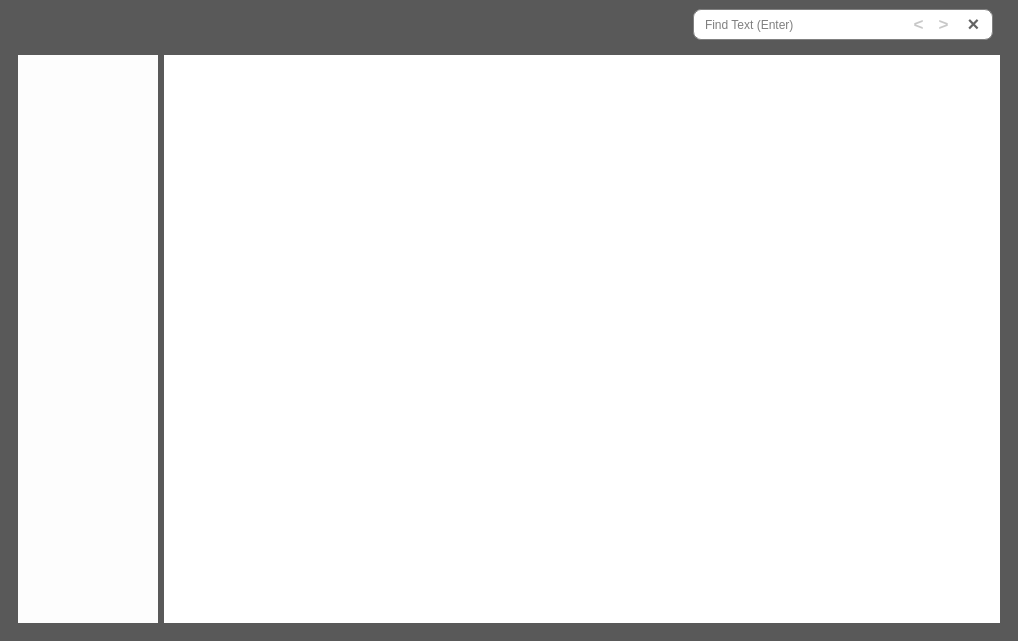
Old version of the form GUI/ui/dialog_viewer.ui in the repository dudtj5307/Packet_Parsing_Software.
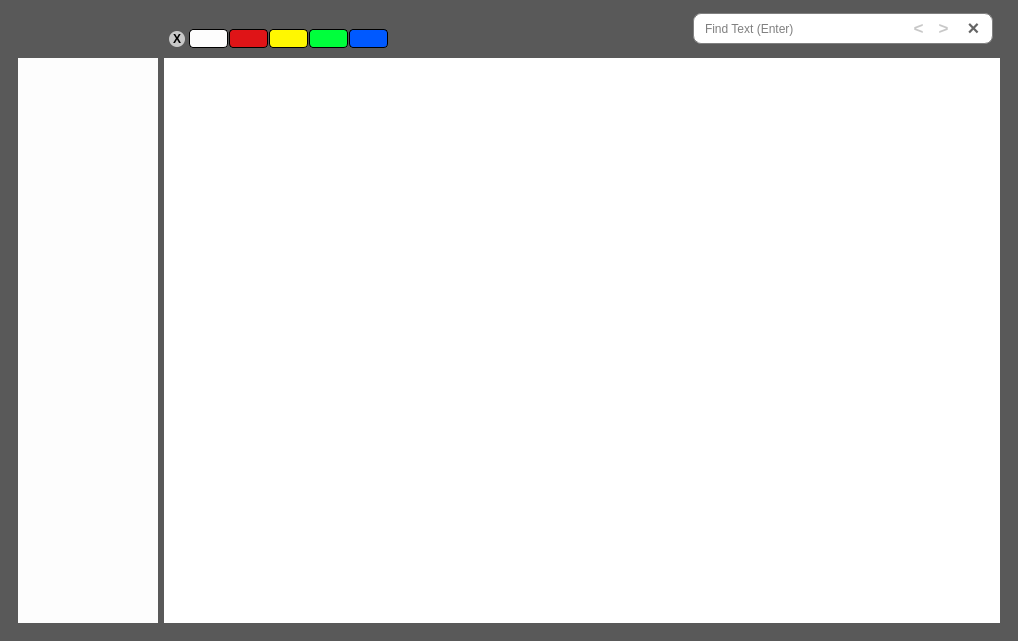
New version of the form.

Commit message: gui/viewer - func highlighting added

Patch:
```diff
--- a/GUI/ui/dialog_viewer.ui
+++ b/GUI/ui/dialog_viewer.ui
@@ -26,6 +26,12 @@
   </property>
   <widget class="QWidget" name="centralwidget">
    <layout class="QGridLayout" name="gridLayout_3">
+    <property name="bottomMargin">
+     <number>9</number>
+    </property>
+    <property name="verticalSpacing">
+     <number>0</number>
+    </property>
     <item row="0" column="2">
      <widget class="QFrame" name="frame_3">
       <property name="enabled">
@@ -305,7 +311,7 @@
     <item row="0" column="0">
      <widget class="QFrame" name="frame_2">
       <property name="enabled">
-       <bool>false</bool>
+       <bool>true</bool>
       </property>
       <property name="sizePolicy">
        <sizepolicy hsizetype="Expanding" vsizetype="Fixed">
@@ -316,18 +322,20 @@
       <property name="minimumSize">
        <size>
         <width>0</width>
-        <height>31</height>
+        <height>40</height>
        </size>
       </property>
       <property name="maximumSize">
        <size>
         <width>16777215</width>
-        <height>31</height>
+        <height>40</height>
        </size>
       </property>
       <property name="styleSheet">
-       <string notr="true">background-color: transparent;
-border: 0px;</string>
+       <string notr="true">QFrame#frame_2 {
+	background-color: transparent;
+	border: 0px
+}</string>
       </property>
       <property name="frameShape">
        <enum>QFrame::Shape::StyledPanel</enum>
@@ -335,6 +343,198 @@
       <property name="frameShadow">
        <enum>QFrame::Shadow::Raised</enum>
       </property>
+      <widget class="QPushButton" name="button_yellow">
+       <property name="enabled">
+        <bool>true</bool>
+       </property>
+       <property name="geometry">
+        <rect>
+         <x>260</x>
+         <y>20</y>
+         <width>39</width>
+         <height>19</height>
+        </rect>
+       </property>
+       <property name="styleSheet">
+        <string notr="true">QPushButton {
+    background-color: rgb(255, 247, 1);
+    border: 1px solid black;
+    border-radius: 4px;
+}
+
+QPushButton:pressed {
+   
+	background-color: rgb(208, 208, 0);
+}
+
+QPushButton:disabled {
+    color: rgb(200,200,200);
+}</string>
+       </property>
+       <property name="text">
+        <string/>
+       </property>
+      </widget>
+      <widget class="QPushButton" name="button_green">
+       <property name="enabled">
+        <bool>true</bool>
+       </property>
+       <property name="geometry">
+        <rect>
+         <x>300</x>
+         <y>20</y>
+         <width>39</width>
+         <height>19</height>
+        </rect>
+       </property>
+       <property name="styleSheet">
+        <string notr="true">QPushButton {
+    background-color: rgb(0, 255, 60);
+    border: 1px solid black;
+    border-radius: 4px;
+}
+
+QPushButton:pressed {
+    
+	background-color: rgb(55, 166, 0);
+}
+
+QPushButton:disabled {
+    color: rgb(200,200,200);
+}</string>
+       </property>
+       <property name="text">
+        <string/>
+       </property>
+      </widget>
+      <widget class="QPushButton" name="button_blue">
+       <property name="enabled">
+        <bool>true</bool>
+       </property>
+       <property name="geometry">
+        <rect>
+         <x>340</x>
+         <y>20</y>
+         <width>39</width>
+         <height>19</height>
+        </rect>
+       </property>
+       <property name="styleSheet">
+        <string notr="true">QPushButton {
+    background-color: rgb(0, 89, 255);
+    border: 1px solid black;
+    border-radius: 4px;
+}
+
+QPushButton:pressed {
+	background-color: rgb(0, 15, 149);
+}
+
+QPushButton:disabled {
+    color: rgb(200,200,200);
+}</string>
+       </property>
+       <property name="text">
+        <string/>
+       </property>
+      </widget>
+      <widget class="QPushButton" name="button_white">
+       <property name="enabled">
+        <bool>true</bool>
+       </property>
+       <property name="geometry">
+        <rect>
+         <x>180</x>
+         <y>20</y>
+         <width>39</width>
+         <height>19</height>
+        </rect>
+       </property>
+       <property name="styleSheet">
+        <string notr="true">QPushButton {
+    background-color: rgb(253, 253, 253);
+    border: 1px solid black;
+    border-radius: 4px;
+}
+
+QPushButton:pressed {
+    background-color: lightgray;
+}
+
+QPushButton:disabled {
+    color: rgb(200,200,200);
+}</string>
+       </property>
+       <property name="text">
+        <string/>
+       </property>
+      </widget>
+      <widget class="QPushButton" name="button_red">
+       <property name="enabled">
+        <bool>true</bool>
+       </property>
+       <property name="geometry">
+        <rect>
+         <x>220</x>
+         <y>20</y>
+         <width>39</width>
+         <height>19</height>
+        </rect>
+       </property>
+       <property name="styleSheet">
+        <string notr="true">QPushButton {
+    background-color: rgb(223, 20, 23);
+    border: 1px solid black;
+    border-radius: 4px;
+}
+
+QPushButton:pressed {
+   background-color: rgb(172, 2, 5);
+}
+
+QPushButton:disabled {
+    color: rgb(200,200,200);
+}</string>
+       </property>
+       <property name="text">
+        <string/>
+       </property>
+      </widget>
+      <widget class="QPushButton" name="button_none">
+       <property name="enabled">
+        <bool>true</bool>
+       </property>
+       <property name="geometry">
+        <rect>
+         <x>160</x>
+         <y>22</y>
+         <width>16</width>
+         <height>16</height>
+        </rect>
+       </property>
+       <property name="font">
+        <font>
+         <bold>true</bold>
+        </font>
+       </property>
+       <property name="styleSheet">
+        <string notr="true">QPushButton {
+    background-color: rgb(200, 200, 200);
+    border-radius: 8px;
+}
+
+QPushButton:pressed {
+    background-color: lightgray;
+}
+
+QPushButton:disabled {
+    color: rgb(200,200,200);
+}</string>
+       </property>
+       <property name="text">
+        <string>X</string>
+       </property>
+      </widget>
      </widget>
     </item>
     <item row="1" column="0" colspan="3">
```
The commit also changes 3 other files.
